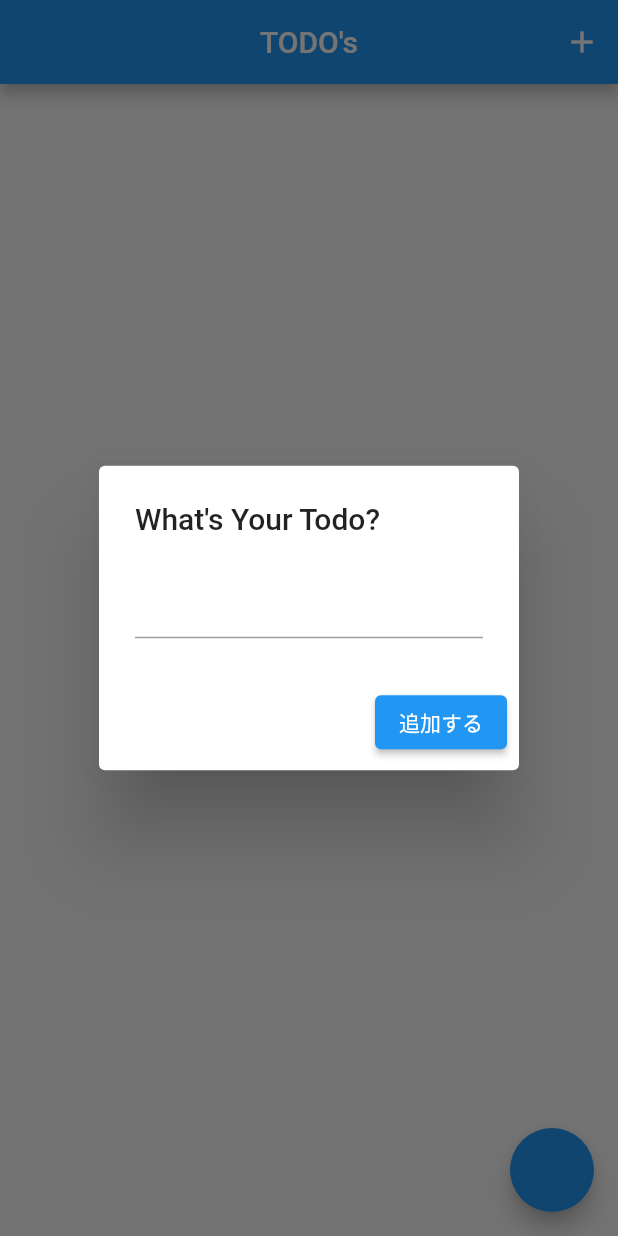
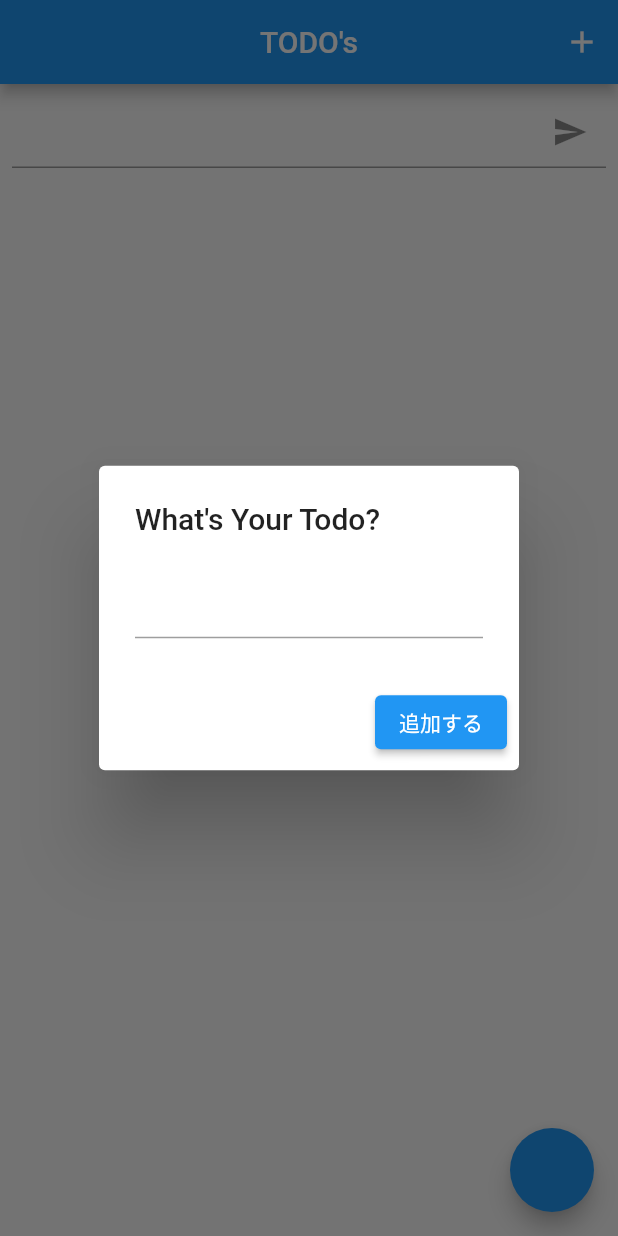
Before and after one commit to M3R1826/bloc_practice, a Flutter app: the TodoPage screen opened directly, after a tap on the "add" icon, on a phone screen of 412 x 824 dp. Run offline on Flutter 3.47's test engine with Material 2 defaults, Android fonts, the phone set to English and light mode, and no system bars; our stand-ins replace cloud_firestore, dio, equatable, firebase_core, flutter_bloc, freezed_annotation; accounts and stored records are empty.

Commit message:
init commit

```diff
--- a/lib/todo/bloc/todo_bloc/todo_bloc.dart
+++ b/lib/todo/bloc/todo_bloc/todo_bloc.dart
@@ -35,6 +35,13 @@ class TodoBloc extends Bloc<TodoEvent, TodoState> {
       } catch (e) {
         yield const TodoError("Failed to fetch data. is your device online?");
       }
+    } else if (event is CreateTodoList) {
+      try {
+        final data = await _repository.createData(event.title);
+        yield TodoSuccess(data);
+      } catch (e) {
+        yield const TodoError("Failed to fetch data. is your device online?");
+      }
     }
   }
 }
--- a/lib/todo/bloc/todo_event/todo_event.dart
+++ b/lib/todo/bloc/todo_event/todo_event.dart
@@ -7,7 +7,10 @@ abstract class TodoEvent extends Equatable {
   List<Object> get props => [];
 }
 
-class CreateTodoList extends TodoEvent {}
+class CreateTodoList extends TodoEvent {
+  const CreateTodoList(this.title);
+  final String title;
+}
 
 class GetTodoList extends TodoEvent {}
 
--- a/lib/todo/view/compornent/add_todo_dialog.dart
+++ b/lib/todo/view/compornent/add_todo_dialog.dart
@@ -9,6 +9,10 @@ class AddTodoDialog extends StatelessWidget {
   final TodoBloc todoBloc;
   @override
   Widget build(BuildContext context) {
+    return ChangeNotifierProvider<TodoStateController>(
+      create: (context) => TodoStateController(context),
+      child: Consumer(
+        builder: (context, model, _) {
           return AlertDialog(
             title: const Text("What's Your Todo?"),
             content: TextFormField(
@@ -17,15 +21,19 @@ class AddTodoDialog extends StatelessWidget {
                       .setTitle(v),
             ),
             actions: [
-        ElevatedButton(
+              Consumer<TodoStateController>(builder: (context, model, _) {
+                return ElevatedButton(
                     onPressed: () async {
-              await Provider.of<TodoStateController>(context, listen: false)
-                  .createTodo();
+                      await context.read<TodoStateController>().createTodo();
                       todoBloc.add(GetTodoList());
                       Navigator.pop(context);
                     },
-            child: const Text('追加する'))
+                    child: const Text('追加する'));
+              }),
             ],
+          );
+        },
+      ),
     );
   }
 }
--- a/lib/todo/view/compornent/todo_view.dart
+++ b/lib/todo/view/compornent/todo_view.dart
@@ -1,11 +1,15 @@
+import 'package:bloc_arch_test/todo/bloc/todo_bloc/todo_bloc.dart';
+import 'package:bloc_arch_test/todo/bloc/todo_event/todo_event.dart';
 import 'package:bloc_arch_test/todo/model/response_model/response_model.dart';
 import 'package:bloc_arch_test/todo/view/state_controller/state_controller.dart';
 import 'package:flutter/material.dart';
 import 'package:provider/provider.dart';
 
 class TodoView extends StatefulWidget {
-  const TodoView({Key? key, required this.list}) : super(key: key);
+  const TodoView({Key? key, required this.list, required this.todoBloc})
+      : super(key: key);
   final ResponseModel list;
+  final TodoBloc todoBloc;
   @override
   _TodoViewState createState() => _TodoViewState();
 }
@@ -14,13 +18,36 @@ class _TodoViewState extends State<TodoView> {
   @override
   Widget build(BuildContext context) {
     final _res = widget.list;
-    return ListView.builder(
+    return SingleChildScrollView(
+      child: Column(
+        children: [
+          Padding(
+            padding: const EdgeInsets.all(8.0),
+            child: TextFormField(
+              onChanged: (v) =>
+                  Provider.of<TodoStateController>(context, listen: false)
+                      .setTitle(v),
+              decoration: InputDecoration(
+                  suffixIcon: IconButton(
+                onPressed: () async {
+                  await context.read<TodoStateController>().createTodo();
+                  widget.todoBloc.add(GetTodoList());
+                  //Navigator.pop(context);
+                },
+                icon: Icon(Icons.send),
+              )),
+            ),
+          ),
+          ListView.builder(
+              shrinkWrap: true,
+              physics: NeverScrollableScrollPhysics(),
               itemCount: _res.responseList.length,
               itemBuilder: (c, index) {
                 final res = _res.responseList[index];
                 return Dismissible(
                   onDismissed: (_) async =>
-                await Provider.of<TodoStateController>(context, listen: false)
+                      await Provider.of<TodoStateController>(context,
+                              listen: false)
                           .deleteTodo(res.id),
                   key: Key(res.id),
                   child: CheckboxListTile(
@@ -31,6 +58,9 @@ class _TodoViewState extends State<TodoView> {
                     title: Text(res.todo),
                   ),
                 );
-        });
+              }),
+        ],
+      ),
+    );
   }
 }
--- a/lib/todo/view/state_controller/state_controller.dart
+++ b/lib/todo/view/state_controller/state_controller.dart
@@ -2,11 +2,16 @@ import 'package:bloc_arch_test/todo/bloc/todo_bloc/todo_bloc.dart';
 import 'package:bloc_arch_test/todo/bloc/todo_event/todo_event.dart';
 import 'package:bloc_arch_test/todo/repository/todo_repository.dart';
 import 'package:flutter/cupertino.dart';
+import 'package:provider/src/provider.dart';
 
 class TodoStateController extends ChangeNotifier {
+  TodoStateController(this.context);
   String title = '';
   final TodoRepository _repository = TodoRepository();
-  final TodoBloc _todoBloc = TodoBloc();
+
+  final BuildContext context;
+  //final TodoBloc _todoBloc = TodoBloc();
+  late final TodoBloc todoBloc = context.read();
 
   void setTitle(String v) {
     title = v;
@@ -25,17 +30,17 @@ class TodoStateController extends ChangeNotifier {
 
   Future<void> createTodo() async {
     if (selfValidation() == true) {
-      await _repository.createData(title);
+      todoBloc.add(CreateTodoList(title));
     }
   }
 
-  Future<void> updateTodo(String id, bool isDone) async {
-    await _repository.updateData(id, isDone);
-    _todoBloc.add(GetTodoList());
-  }
+  // Future<void> updateTodo(String id, bool isDone) async {
+  //   await _repository.updateData(id, isDone);
+  //   _todoBloc.add(GetTodoList());
+  // }
 
   Future<void> deleteTodo(String id) async {
     await _repository.deleteData(id);
-    _todoBloc.add(GetTodoList());
+    todoBloc.add(GetTodoList());
   }
 }
--- a/lib/todo/view/todo_page.dart
+++ b/lib/todo/view/todo_page.dart
@@ -3,8 +3,10 @@ import 'package:bloc_arch_test/todo/bloc/todo_event/todo_event.dart';
 import 'package:bloc_arch_test/todo/bloc/todo_state/todo_state.dart';
 import 'package:bloc_arch_test/todo/view/compornent/add_todo_dialog.dart';
 import 'package:bloc_arch_test/todo/view/compornent/todo_view.dart';
+import 'package:bloc_arch_test/todo/view/state_controller/state_controller.dart';
 import 'package:flutter/material.dart';
 import 'package:flutter_bloc/flutter_bloc.dart';
+import 'package:provider/provider.dart';
 
 import 'compornent/loader.dart';
 
@@ -34,11 +36,9 @@ class _TodoPageState extends State<TodoPage> {
         title: const Text("TODO's"),
         actions: [
           IconButton(
-              onPressed: () => showDialog(
+              onPressed: () => showDialog<void>(
                   context: context,
-                  builder: (_) => AddTodoDialog(
-                        todoBloc: _todoBloc,
-                      )),
+                  builder: (context) => AddTodoDialog(todoBloc: _todoBloc)),
               icon: const Icon(Icons.add))
         ],
       ),
@@ -47,7 +47,9 @@ class _TodoPageState extends State<TodoPage> {
   }
 
   Widget _buildWidget() {
-    return BlocProvider(
+    return MultiProvider(
+      providers: [
+        BlocProvider(
           create: (_) => _todoBloc,
           child: BlocListener<TodoBloc, TodoState>(
             listener: (_, state) {
@@ -56,10 +58,14 @@ class _TodoPageState extends State<TodoPage> {
                     SnackBar(content: Text(state.message.toString())));
               }
             },
+          ),
+        ),
+        ChangeNotifierProvider<TodoStateController>(
+            create: (context) => TodoStateController(context)),
+      ],
       child: BlocBuilder<TodoBloc, TodoState>(builder: (_, state) {
         return _responseWidget(state);
       }),
-      ),
     );
   }
 
@@ -69,7 +75,10 @@ class _TodoPageState extends State<TodoPage> {
     } else if (state is TodoLoading) {
       return const InitialLoader();
     } else if (state is TodoSuccess) {
-      return TodoView(list: state.todoModel);
+      return TodoView(
+        list: state.todoModel,
+        todoBloc: _todoBloc,
+      );
     } else if (state is TodoError) {
       return Container();
     } else {
```
Also changed, not shown: lib/main.dart (+5 -2 lines), lib/todo/repository/todo_repository.dart (+6 -1 lines). Lines whose indentation alone changed are shown as unchanged.
